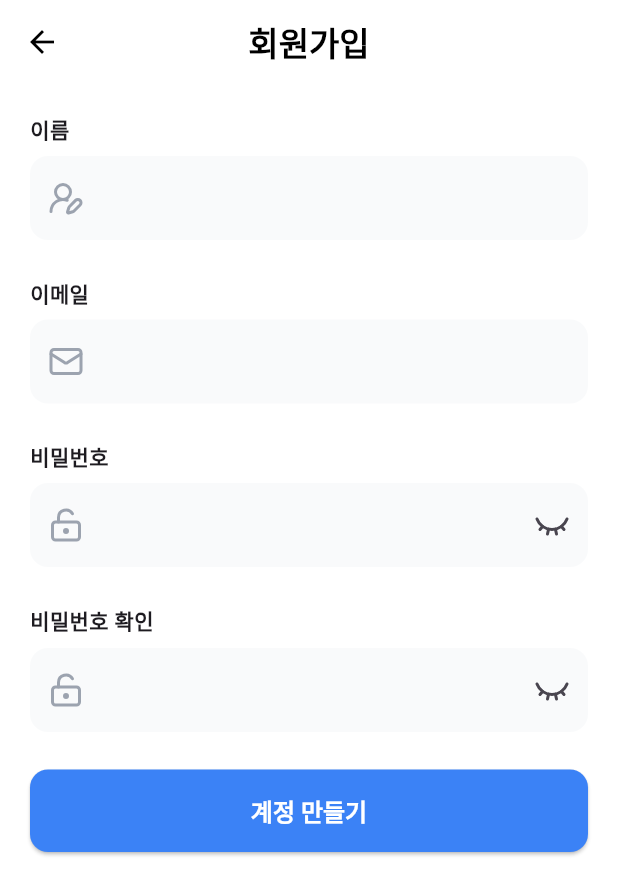
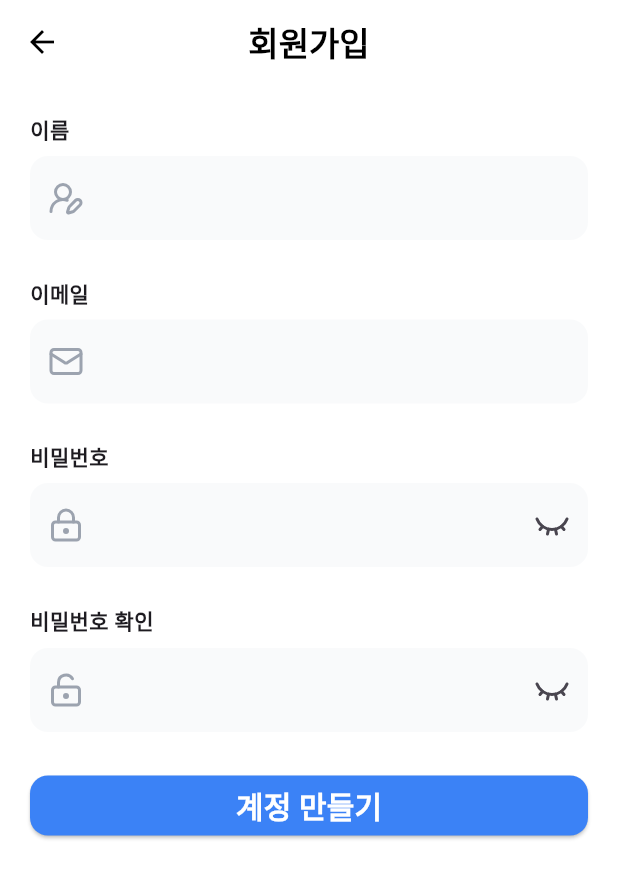
Before and after one commit to konga22/unitask, a Flutter app: the screen it shows after launch, after a tap on "회원가입", on a phone screen of 412 x 824 dp. Shown: the top 895 px of the screen. Run offline on Flutter 3.47's test engine with Material 3 defaults, Android fonts, the phone set to English and light mode, and no system bars; our stand-ins replace go_router, lucide_icons_flutter.

Commit message:
Add login flow and route pages

```diff
--- a/lib/app/router/app_router.dart
+++ b/lib/app/router/app_router.dart
@@ -1,20 +1,13 @@
 import 'package:go_router/go_router.dart';
 import 'package:unitask/app/router/app_page.dart';
-import 'package:unitask/ui/pages/login/login_page.dart';
-import 'package:unitask/ui/pages/signup/signup_page.dart';
 
 final appRouter = GoRouter(
   initialLocation: AppPage.login.path,
-  routes: [
-    GoRoute(
-      name: AppPage.login.name,
-      path: AppPage.login.path,
-      builder: (context, state) => const LoginPage(),
-    ),
-    GoRoute(
-      name: AppPage.signup.name,
-      path: AppPage.signup.path,
-      builder: (context, state) => const SignupPage(),
-    ),
-  ],
+  routes: AppPage.values.map((e) {
+    return GoRoute(
+      name: e.name,
+      path: e.path,
+      builder: (context, state) => e.page,
+    );
+  }).toList(),
 );
--- /dev/null
+++ b/lib/models/auth_data.dart
@@ -0,0 +1,91 @@
+// ignore_for_file: public_member_api_docs, sort_constructors_first
+import 'dart:convert';
+
+class AuthData {
+  final String name;
+  final String tokenType;
+  final String accessToken;
+  final String refreshToken;
+  final int expiresAt;
+  final int expiresIn;
+  AuthData({
+    required this.name,
+    required this.tokenType,
+    required this.accessToken,
+    required this.refreshToken,
+    required this.expiresAt,
+    required this.expiresIn,
+  });
+
+  AuthData copyWith({
+    String? name,
+    String? tokenType,
+    String? accessToken,
+    String? refreshToken,
+    int? expiresAt,
+    int? expiresIn,
+  }) {
+    return AuthData(
+      name: name ?? this.name,
+      tokenType: tokenType ?? this.tokenType,
+      accessToken: accessToken ?? this.accessToken,
+      refreshToken: refreshToken ?? this.refreshToken,
+      expiresAt: expiresAt ?? this.expiresAt,
+      expiresIn: expiresIn ?? this.expiresIn,
+    );
+  }
+
+  Map<String, dynamic> toMap() {
+    return <String, dynamic>{
+      'name': name,
+      'token_type': tokenType,
+      'access_token': accessToken,
+      'refresh_token': refreshToken,
+      'expires_at': expiresAt,
+      'expires_in': expiresIn,
+    };
+  }
+
+  factory AuthData.fromMap(Map<String, dynamic> map) {
+    return AuthData(
+      name: map['name'],
+      tokenType: map['token_type'],
+      accessToken: map['access_token'],
+      refreshToken: map['refresh_token'],
+      expiresAt: map['expires_at'],
+      expiresIn: map['expires_in'],
+    );
+  }
+
+  String toJson() => json.encode(toMap());
+
+  factory AuthData.fromJson(String source) =>
+      AuthData.fromMap(json.decode(source) as Map<String, dynamic>);
+
+  @override
+  String toString() {
+    return 'AuthData(name: $name, tokenType: $tokenType, accessToken: $accessToken, refreshToken: $refreshToken, expiresAt: $expiresAt, expiresIn: $expiresIn)';
+  }
+
+  @override
+  bool operator ==(covariant AuthData other) {
+    if (identical(this, other)) return true;
+
+    return other.name == name &&
+        other.tokenType == tokenType &&
+        other.accessToken == accessToken &&
+        other.refreshToken == refreshToken &&
+        other.expiresAt == expiresAt &&
+        other.expiresIn == expiresIn;
+  }
+
+  @override
+  int get hashCode {
+    return name.hashCode ^
+        tokenType.hashCode ^
+        accessToken.hashCode ^
+        refreshToken.hashCode ^
+        expiresAt.hashCode ^
+        expiresIn.hashCode;
+  }
+}
--- a/lib/ui/pages/login/login_page.dart
+++ b/lib/ui/pages/login/login_page.dart
@@ -4,6 +4,7 @@
 import 'package:unitask/app/extensions/sized_box_extension.dart';
 import 'package:unitask/app/extensions/snackbar_extension.dart';
 import 'package:unitask/app/router/app_page.dart';
+import 'package:unitask/services/api_service.dart';
 import 'package:unitask/ui/common/label_text_field.dart';
 import 'package:unitask/ui/common/text_divider.dart';
 
@@ -15,6 +16,41 @@
 }
 
 class _LoginPageState extends State<LoginPage> {
+  final _emailController = TextEditingController();
+  final TextEditingController _pwController = .new();
+
+  @override
+  void dispose() {
+    _emailController.dispose();
+    _pwController.dispose();
+    super.dispose();
+  }
+
+  Future<void> _onLogin() async {
+    final email = _emailController.text.trim();
+    final password = _pwController.text.trim();
+
+    if (email.isEmpty || password.isEmpty) {
+      return context.showSnackbar('이메일 또는 비밀번호를 입력해주세요', isError: true);
+    }
+    final response = await ApiService.login(
+      email: email,
+      password: password,
+    );
+
+    if (response == null) {
+      if (mounted) {
+        context.showSnackbar(
+          '로그인을 실패했습니다',
+          isError: true,
+        );
+      }
+      return;
+    }
+
+    debugPrint('$response');
+  }
+
   @override
   Widget build(BuildContext context) {
     return Scaffold(
@@ -36,16 +72,18 @@
                 50.heightBox,
 
                 // 이메일 입력창
-                const LabelTextField(
+                LabelTextField(
+                  controller: _emailController,
                   label: '이메일',
-                  hintText: 'example@university.deu',
+                  hintText: 'example@university.edu',
                   icon: LucideIcons.mail,
                 ),
 
                 20.heightBox,
 
                 // 비밀번호 입력창
-                const LabelTextField(
+                LabelTextField(
+                  controller: _pwController,
                   label: '비밀번호',
                   hintText: '000000',
                   icon: LucideIcons.lockKeyhole,
@@ -56,9 +94,7 @@
                 Align(
                   alignment: Alignment.centerRight,
                   child: TextButton(
-                    onPressed: () {
-                      context.showSnackbar('곧 기능을 출시합니다!');
-                    },
+                    onPressed: () {},
                     child: const Text('비밀번호를 잊으셨나요?'),
                   ),
                 ),
@@ -69,10 +105,10 @@
                 SizedBox(
                   width: .infinity,
                   child: ElevatedButton(
-                    onPressed: () {},
+                    onPressed: _onLogin,
                     child: const Text(
                       '로그인',
-                      style: TextStyle(fontSize: 18, fontWeight: .bold),
+                      style: TextStyle(fontSize: 20, fontWeight: .bold),
                     ),
                   ),
                 ),
--- a/lib/ui/pages/signup/signup_page.dart
+++ b/lib/ui/pages/signup/signup_page.dart
@@ -1,4 +1,5 @@
 import 'package:flutter/material.dart';
+import 'package:go_router/go_router.dart';
 import 'package:lucide_icons_flutter/lucide_icons.dart';
 import 'package:unitask/app/extensions/snackbar_extension.dart';
 import 'package:unitask/services/api_service.dart';
@@ -22,22 +23,31 @@
   void _startLoading() => setState(() => _loading = true);
   void _stopLoading() => setState(() => _loading = false);
 
-  void onSignup() async {
+  @override
+  void dispose() {
+    _nameController.dispose();
+    _emailController.dispose();
+    _passwordController.dispose();
+    _passwordConfirmController.dispose();
+
+    super.dispose();
+  }
+
+  Future<void> _onSignup() async {
+    debugPrint('계정 만들기');
+
     final name = _nameController.text.trim();
     final email = _emailController.text.trim();
     final password = _passwordController.text.trim();
     final passwordConfirm = _passwordConfirmController.text.trim();
 
-    if (name.isEmpty ||
-        email.isEmpty ||
-        password.isEmpty ||
-        passwordConfirm.isEmpty) {
-      context.showSnackbar('정보가 올바르지 않습니다.', isError: true);
+    if (name.isEmpty || email.isEmpty || password.isEmpty) {
+      context.showSnackbar("정보가 올바르지 않습니다.", isError: true);
       return;
     }
 
     if (password != passwordConfirm) {
-      context.showSnackbar('비밀번호가 일치하지 않습니다.', isError: true);
+      context.showSnackbar("비밀번호가 일치하지 않습니다.", isError: true);
       return;
     }
 
@@ -54,18 +64,13 @@
     if (signupResult == null) return;
 
     if (!signupResult) {
-      if (mounted) context.showSnackbar('계정 생성에 실패했습니다.', isError: true);
+      if (mounted) {
+        context.showSnackbar('계정 생성에 실패했습니다.', isError: true);
       }
       return;
     }
 
-  @override
-  void dispose() {
-    _nameController.dispose();
-    _emailController.dispose();
-    _passwordController.dispose();
-    _passwordConfirmController.dispose();
-    super.dispose();
+    if (mounted) context.pop();
   }
 
   @override
@@ -73,67 +78,54 @@
     return Scaffold(
       appBar: AppBar(
         centerTitle: true,
-        title: const Text(
-          '회원가입',
-          style: TextStyle(fontWeight: FontWeight.bold),
-        ),
+        title: Text('회원가입', style: TextStyle(fontWeight: .bold)),
       ),
       body: Padding(
-        padding: const EdgeInsets.all(20),
+        padding: .all(20),
+        child: SingleChildScrollView(
           child: Column(
-          crossAxisAlignment: CrossAxisAlignment.stretch,
+            spacing: 25,
             children: [
-            Padding(
-              padding: const EdgeInsets.only(bottom: 25),
-              child: LabelTextField(
+              LabelTextField(
                 controller: _nameController,
                 label: '이름',
                 icon: LucideIcons.userRoundPen,
               ),
-            ),
-            Padding(
-              padding: const EdgeInsets.only(bottom: 25),
-              child: LabelTextField(
+              LabelTextField(
                 controller: _emailController,
                 label: '이메일',
                 icon: LucideIcons.mail,
               ),
-            ),
-            Padding(
-              padding: const EdgeInsets.only(bottom: 25),
-              child: LabelTextField(
+              LabelTextField(
                 controller: _passwordController,
                 label: '비밀번호',
-                icon: LucideIcons.lockKeyholeOpen,
                 enableObscure: true,
+                icon: LucideIcons.lockKeyhole,
               ),
-            ),
-            Padding(
-              padding: const EdgeInsets.only(bottom: 25),
-              child: LabelTextField(
+              LabelTextField(
                 controller: _passwordConfirmController,
                 label: '비밀번호 확인',
+                enableObscure: true,
                 icon: LucideIcons.lockKeyholeOpen,
-                enableObscure: true,
               ),
-            ),
-            ElevatedButton(
-              onPressed: onSignup,
-              style: ElevatedButton.styleFrom(
-                minimumSize: const Size.fromHeight(55),
-                textStyle: const TextStyle(
-                  fontWeight: FontWeight.bold,
-                  fontSize: 16,
-                ),
-              ),
+              //계정 만들기 버튼
+              SizedBox(
+                width: .infinity,
+                child: ElevatedButton(
+                  onPressed: _onSignup,
                   child: _loading
                       ? const SizedBox.square(
                           dimension: 30,
                           child: CircularProgressIndicator(color: Colors.white),
                         )
-                  : const Text('계정 만들기'),
+                      : const Text(
+                          '계정 만들기',
+                          style: TextStyle(fontWeight: .bold, fontSize: 20),
+                        ),
+                ),
               ),
             ],
+          ),
         ),
       ),
     );
```
Also changed, not shown: lib/app/router/app_page.dart (+12 -1 lines), lib/services/api_service.dart (+27 -0 lines), lib/ui/pages/home/home_page.dart (added, +14 -0 lines). Lines whose indentation alone changed are shown as unchanged.
